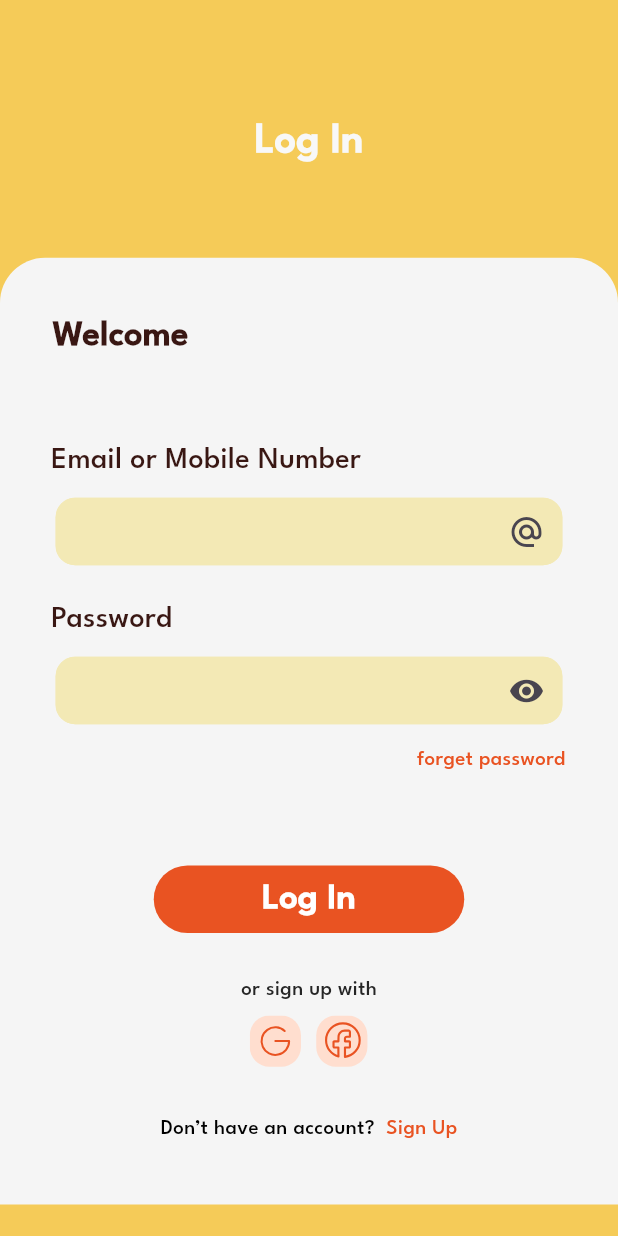
After one commit to mohammedsabrii/yumquick, a Flutter app: the StartView screen opened by its route, after a tap on "Log In", on a phone screen of 412 x 824 dp. The commit adds this screen. Run offline on Flutter 3.47's test engine with Material 3 defaults, Android fonts, the phone set to English and light mode, and no system bars; our stand-ins replace flutter_svg, go_router, shared_preferences; accounts and stored records are empty.

Commit message:
ending log in view

```diff
--- a/lib/core/utils/app_assets.dart
+++ b/lib/core/utils/app_assets.dart
@@ -8,4 +8,6 @@ class AppAssets {
   static const kPaymentIcon = 'assets/images/payment_icon.svg';
   static const kDeliveryIcon = 'assets/images/delivery_icon.svg';
   static const kNextIcon = 'assets/images/Next icon Arrow.svg';
+  static const kFacebookIcon = 'assets/images/Facebook Icon.svg';
+  static const kGoogleIcon = 'assets/images/Google Icon.svg';
 }
--- a/lib/core/utils/app_router.dart
+++ b/lib/core/utils/app_router.dart
@@ -1,4 +1,5 @@
 import 'package:go_router/go_router.dart';
+import 'package:yumquick/feactures/logInAndSignUp/presentation/views/login_view.dart';
 import 'package:yumquick/feactures/logInAndSignUp/presentation/views/start_view.dart';
 import 'package:yumquick/feactures/onPording/presentation/views/onpording_view.dart';
 import 'package:yumquick/feactures/splash/presentation/views/spalsh_view.dart';
@@ -6,6 +7,7 @@ import 'package:yumquick/feactures/splash/presentation/views/spalsh_view.dart';
 class AppRouter {
   static const kOnPordingView = '/OnPordingView';
   static const kStartView = '/StartView';
+  static const kLogInView = '/LogInView';
   static final router = GoRouter(
     routes: [
       GoRoute(path: '/', builder: (context, state) => const SpalshView()),
@@ -14,6 +16,7 @@ class AppRouter {
         builder: (context, state) => const OnpordingView(),
       ),
       GoRoute(path: kStartView, builder: (context, state) => const StartView()),
+      GoRoute(path: kLogInView, builder: (context, state) => const LoginView()),
     ],
   );
 }
--- a/lib/core/utils/app_styles.dart
+++ b/lib/core/utils/app_styles.dart
@@ -17,11 +17,28 @@ class AppStyles {
     );
   }
 
-  static TextStyle styleLeagueSpartanMediem24(context) {
+  static TextStyle styleLeagueSpartanMediem20(context) {
+    return const TextStyle(
+      fontSize: 20,
+      fontFamily: 'League Spartan',
+      fontWeight: FontWeight.w500,
+    );
+  }
+
+  static TextStyle styleLeagueSpartanBold24(context) {
     return const TextStyle(
       fontSize: 24,
       fontFamily: 'League Spartan',
       fontWeight: FontWeight.w700,
     );
   }
+
+  static TextStyle styleLeagueSpartanBold28(context) {
+    return const TextStyle(
+      color: Color(0xFFF8F8F8),
+      fontSize: 28,
+      fontFamily: 'League Spartan',
+      fontWeight: FontWeight.w700,
+    );
+  }
 }
--- a/lib/core/utils/colors.dart
+++ b/lib/core/utils/colors.dart
@@ -5,4 +5,5 @@ class AppColor {
   static const kMainColor = Color(0xFFE95322);
   static const kDarkRed = Color(0xFF391713);
   static const kYellow = Color(0xFFF3E9B5);
+  static const kCultured = Color(0xFFF5F5F5);
 }
--- a/lib/core/widget/custom_button.dart
+++ b/lib/core/widget/custom_button.dart
@@ -7,11 +7,13 @@ class CustomButton extends StatelessWidget {
     super.key,
     required this.color,
     required this.title,
+    this.textColor = AppColor.kMainColor,
     this.onTap,
   });
-  final Color color;
+  final Color color, textColor;
   final String title;
   final void Function()? onTap;
+
   @override
   Widget build(BuildContext context) {
     return Center(
@@ -30,9 +32,9 @@ class CustomButton extends StatelessWidget {
             child: Text(
               title,
               textAlign: TextAlign.center,
-              style: AppStyles.styleLeagueSpartanMediem24(
+              style: AppStyles.styleLeagueSpartanBold24(
                 context,
-              ).copyWith(color: AppColor.kMainColor),
+              ).copyWith(color: textColor),
             ),
           ),
         ),
--- /dev/null
+++ b/lib/feactures/logInAndSignUp/presentation/views/login_view.dart
@@ -0,0 +1,17 @@
+import 'package:flutter/material.dart';
+import 'package:yumquick/core/utils/colors.dart';
+import 'package:yumquick/feactures/logInAndSignUp/presentation/views/widget/login_view_body.dart';
+
+class LoginView extends StatelessWidget {
+  const LoginView({super.key});
+
+  @override
+  Widget build(BuildContext context) {
+    return const SafeArea(
+      child: Scaffold(
+        backgroundColor: AppColor.kYellowBase,
+        body: LoginViewBody(),
+      ),
+    );
+  }
+}
--- /dev/null
+++ b/lib/feactures/logInAndSignUp/presentation/views/signup_view.dart
@@ -0,0 +1,39 @@
+import 'package:flutter/material.dart';
+import 'package:yumquick/core/utils/app_styles.dart';
+import 'package:yumquick/core/utils/colors.dart';
+
+class SignUpView extends StatelessWidget {
+  const SignUpView({super.key});
+
+  @override
+  Widget build(BuildContext context) {
+    return const SafeArea(
+      child: Scaffold(
+        backgroundColor: AppColor.kYellowBase,
+        body: SignupViewBody(),
+      ),
+    );
+  }
+}
+
+class SignupViewBody extends StatelessWidget {
+  const SignupViewBody({super.key});
+
+  @override
+  Widget build(BuildContext context) {
+    return ListView(
+      children: [
+        Column(
+          children: [
+            SizedBox(height: MediaQuery.sizeOf(context).height * 0.09),
+            Text(
+              'New Account',
+              style: AppStyles.styleLeagueSpartanBold28(context),
+            ),
+            SizedBox(height: MediaQuery.sizeOf(context).height * 0.07),
+          ],
+        ),
+      ],
+    );
+  }
+}
--- a/lib/feactures/logInAndSignUp/presentation/views/start_view.dart
+++ b/lib/feactures/logInAndSignUp/presentation/views/start_view.dart
@@ -1,35 +1,17 @@
 import 'package:flutter/material.dart';
-import 'package:flutter_svg/flutter_svg.dart';
-import 'package:yumquick/core/utils/app_assets.dart';
 import 'package:yumquick/core/utils/colors.dart';
-import 'package:yumquick/core/widget/custom_button.dart';
+import 'package:yumquick/feactures/logInAndSignUp/presentation/views/widget/start_view_body.dart';
 
 class StartView extends StatelessWidget {
   const StartView({super.key});
 
   @override
   Widget build(BuildContext context) {
-    return const Scaffold(
-      backgroundColor: AppColor.kMainColor,
-      body: StartViewBody(),
+    return const SafeArea(
+      child: Scaffold(
+        backgroundColor: AppColor.kMainColor,
+        body: StartViewBody(),
+      ),
     );
   }
 }
-
-class StartViewBody extends StatelessWidget {
-  const StartViewBody({super.key});
-
-  @override
-  Widget build(BuildContext context) {
-    return Column(
-      children: [
-        SizedBox(height: MediaQuery.sizeOf(context).height * 0.33),
-        SvgPicture.asset(AppAssets.kLogo2),
-        const SizedBox(height: 45),
-        const CustomButton(color: AppColor.kYellowBase, title: 'Log In'),
-        const SizedBox(height: 4),
-        const CustomButton(color: AppColor.kYellow, title: 'Sign Up'),
-      ],
-    );
-  }
-}
--- /dev/null
+++ b/lib/feactures/logInAndSignUp/presentation/views/widget/custom_textfild.dart
@@ -0,0 +1,54 @@
+import 'package:flutter/material.dart';
+import 'package:yumquick/core/utils/app_styles.dart';
+import 'package:yumquick/core/utils/colors.dart';
+
+class CustomTextFaild extends StatelessWidget {
+  const CustomTextFaild({
+    super.key,
+    // required this.lableText,
+    required this.suffixIcon,
+    this.onChanged,
+    this.validator,
+    this.obscureText = false,
+    this.canRequestFocus = true,
+    this.lableColor = Colors.grey,
+  });
+  // final String lableText;
+  final IconData suffixIcon;
+  final String? Function(String?)? validator;
+  final Function(String)? onChanged;
+  final bool obscureText, canRequestFocus;
+  final Color lableColor;
+  @override
+  Widget build(BuildContext context) {
+    return TextFormField(
+      cursorColor: Colors.black,
+      canRequestFocus: canRequestFocus,
+      obscureText: obscureText,
+      validator: validator,
+      onChanged: onChanged,
+      style: AppStyles.styleLeagueSpartanMediem14(
+        context,
+      ).copyWith(color: AppColor.kDarkRed),
+      decoration: InputDecoration(
+        border: OutlineInputBorder(borderRadius: BorderRadius.circular(13)),
+        // labelText: lableText,
+        labelStyle: AppStyles.styleLeagueSpartanMediem14(
+          context,
+        ).copyWith(color: AppColor.kDarkRed),
+        suffixIcon: Icon(suffixIcon),
+        enabledBorder: OutlineInputBorder(
+          borderRadius: BorderRadius.circular(13),
+          borderSide: const BorderSide(color: Color(0xFFF3E9B5)),
+          gapPadding: 12,
+        ),
+        focusedBorder: OutlineInputBorder(
+          borderRadius: BorderRadius.circular(13),
+          borderSide: const BorderSide(color: Color(0xFFF3E9B5)),
+
+          gapPadding: 12,
+        ),
+      ),
+    );
+  }
+}
--- /dev/null
+++ b/lib/feactures/logInAndSignUp/presentation/views/widget/custon_signup_widget.dart
@@ -0,0 +1,30 @@
+import 'package:flutter/material.dart';
+import 'package:flutter/widgets.dart';
+import 'package:yumquick/core/utils/app_styles.dart';
+
+class CustomSignupWidget extends StatelessWidget {
+  const CustomSignupWidget({super.key});
+
+  @override
+  Widget build(BuildContext context) {
+    return Row(
+      mainAxisAlignment: MainAxisAlignment.center,
+      children: [
+        Text(
+          'Don’t have an account?',
+
+          style: AppStyles.styleLeagueSpartanMediem14(
+            context,
+          ).copyWith(color: Colors.black),
+        ),
+        Text(
+          '  Sign Up',
+
+          style: AppStyles.styleLeagueSpartanMediem14(
+            context,
+          ).copyWith(color: const Color(0xFFE95322)),
+        ),
+      ],
+    );
+  }
+}
--- /dev/null
+++ b/lib/feactures/logInAndSignUp/presentation/views/widget/login_view_body.dart
@@ -0,0 +1,23 @@
+import 'package:flutter/material.dart';
+import 'package:yumquick/core/utils/app_styles.dart';
+import 'package:yumquick/feactures/logInAndSignUp/presentation/views/widget/login_view_body_details.dart';
+
+class LoginViewBody extends StatelessWidget {
+  const LoginViewBody({super.key});
+
+  @override
+  Widget build(BuildContext context) {
+    return ListView(
+      children: [
+        Column(
+          children: [
+            SizedBox(height: MediaQuery.sizeOf(context).height * 0.09),
+            Text('Log In', style: AppStyles.styleLeagueSpartanBold28(context)),
+            SizedBox(height: MediaQuery.sizeOf(context).height * 0.07),
+            const LoginViewBodyDetails(),
+          ],
+        ),
+      ],
+    );
+  }
+}
--- /dev/null
+++ b/lib/feactures/logInAndSignUp/presentation/views/widget/login_view_body_details.dart
@@ -0,0 +1,132 @@
+import 'package:flutter/material.dart';
+import 'package:flutter_svg/svg.dart';
+import 'package:yumquick/core/utils/app_assets.dart';
+import 'package:yumquick/core/utils/app_styles.dart';
+import 'package:yumquick/core/utils/colors.dart';
+import 'package:yumquick/core/widget/custom_button.dart';
+import 'package:yumquick/feactures/logInAndSignUp/presentation/views/widget/custom_textfild.dart';
+import 'package:yumquick/feactures/logInAndSignUp/presentation/views/widget/custon_signup_widget.dart';
+
+class LoginViewBodyDetails extends StatelessWidget {
+  const LoginViewBodyDetails({super.key});
+
+  @override
+  Widget build(BuildContext context) {
+    return Container(
+      width: MediaQuery.sizeOf(context).width,
+      height: MediaQuery.sizeOf(context).height * 0.766,
+      decoration: const BoxDecoration(
+        color: AppColor.kCultured,
+        borderRadius: BorderRadius.only(
+          topLeft: Radius.circular(30),
+          topRight: Radius.circular(30),
+        ),
+      ),
+      child: Column(
+        crossAxisAlignment: CrossAxisAlignment.start,
+        children: [
+          Padding(
+            padding: const EdgeInsets.only(top: 35, left: 35),
+            child: Text(
+              'Welcome',
+              style: AppStyles.styleLeagueSpartanBold24(
+                context,
+              ).copyWith(color: AppColor.kDarkRed),
+            ),
+          ),
+          const SizedBox(height: 52),
+          Padding(
+            padding: const EdgeInsets.only(left: 34),
+            child: Text(
+              'Email or Mobile Number',
+              style: AppStyles.styleLeagueSpartanMediem20(
+                context,
+              ).copyWith(color: AppColor.kDarkRed),
+            ),
+          ),
+          const SizedBox(height: 10),
+          Center(
+            child: Container(
+              height: 45,
+              width: MediaQuery.sizeOf(context).width * 0.82,
+              decoration: BoxDecoration(
+                borderRadius: BorderRadius.circular(13),
+                color: const Color(0xFFF3E9B5),
+              ),
+              child: const CustomTextFaild(
+                // lableText: 'Email or Mobile Number',
+                suffixIcon: Icons.alternate_email,
+              ),
+            ),
+          ),
+          const SizedBox(height: 22),
+          Padding(
+            padding: const EdgeInsets.only(left: 34),
+            child: Text(
+              'Password',
+              style: AppStyles.styleLeagueSpartanMediem20(
+                context,
+              ).copyWith(color: AppColor.kDarkRed),
+            ),
+          ),
+          const SizedBox(height: 10),
+          Center(
+            child: Container(
+              height: 45,
+              width: MediaQuery.sizeOf(context).width * 0.82,
+              decoration: BoxDecoration(
+                borderRadius: BorderRadius.circular(13),
+                color: const Color(0xFFF3E9B5),
+              ),
+              child: const CustomTextFaild(
+                // lableText: 'Password',
+                suffixIcon: Icons.remove_red_eye,
+              ),
+            ),
+          ),
+          const SizedBox(height: 14),
+          Align(
+            alignment: Alignment.topRight,
+            child: Padding(
+              padding: const EdgeInsets.only(right: 35),
+              child: Text(
+                'forget password',
+
+                style: AppStyles.styleLeagueSpartanMediem14(
+                  context,
+                ).copyWith(color: const Color(0xFFE95322)),
+              ),
+            ),
+          ),
+          SizedBox(height: MediaQuery.sizeOf(context).height * 0.073),
+          const CustomButton(
+            color: AppColor.kMainColor,
+            title: 'Log In',
+            textColor: Colors.white,
+          ),
+          SizedBox(height: MediaQuery.sizeOf(context).height * 0.034),
+          Center(
+            child: Text(
+              'or sign up with',
+
+              style: AppStyles.styleLeagueSpartanMediem14(
+                context,
+              ).copyWith(color: const Color(0xFF252525)),
+            ),
+          ),
+          const SizedBox(height: 7),
+          Row(
+            mainAxisAlignment: MainAxisAlignment.center,
+            children: [
+              SvgPicture.asset(AppAssets.kGoogleIcon),
+              const SizedBox(width: 9),
+              SvgPicture.asset(AppAssets.kFacebookIcon),
+            ],
+          ),
+          SizedBox(height: MediaQuery.sizeOf(context).height * 0.0375),
+          const CustomSignupWidget(),
+        ],
+      ),
+    );
+  }
+}
--- /dev/null
+++ b/lib/feactures/logInAndSignUp/presentation/views/widget/start_view_body.dart
@@ -0,0 +1,31 @@
+import 'package:flutter/widgets.dart';
+import 'package:flutter_svg/svg.dart';
+import 'package:go_router/go_router.dart';
+import 'package:yumquick/core/utils/app_assets.dart';
+import 'package:yumquick/core/utils/app_router.dart';
+import 'package:yumquick/core/utils/colors.dart';
+import 'package:yumquick/core/widget/custom_button.dart';
+
+class StartViewBody extends StatelessWidget {
+  const StartViewBody({super.key});
+
+  @override
+  Widget build(BuildContext context) {
+    return Column(
+      children: [
+        SizedBox(height: MediaQuery.sizeOf(context).height * 0.33),
+        SvgPicture.asset(AppAssets.kLogo2),
+        const SizedBox(height: 45),
+        CustomButton(
+          color: AppColor.kYellowBase,
+          title: 'Log In',
+          onTap: () {
+            GoRouter.of(context).go(AppRouter.kLogInView);
+          },
+        ),
+        const SizedBox(height: 4),
+        const CustomButton(color: AppColor.kYellow, title: 'Sign Up'),
+      ],
+    );
+  }
+}
--- a/pubspec.yaml
+++ b/pubspec.yaml
@@ -37,6 +37,7 @@ dependencies:
   flutter_svg: ^2.1.0
   go_router: ^15.1.2
   shared_preferences: ^2.5.3
+  intl: ^0.20.2
 
 dev_dependencies:
   flutter_test:
```
Also changed, not shown: assets/images/Facebook Icon.svg (added), assets/images/Google Icon.svg (added), pubspec.lock.
